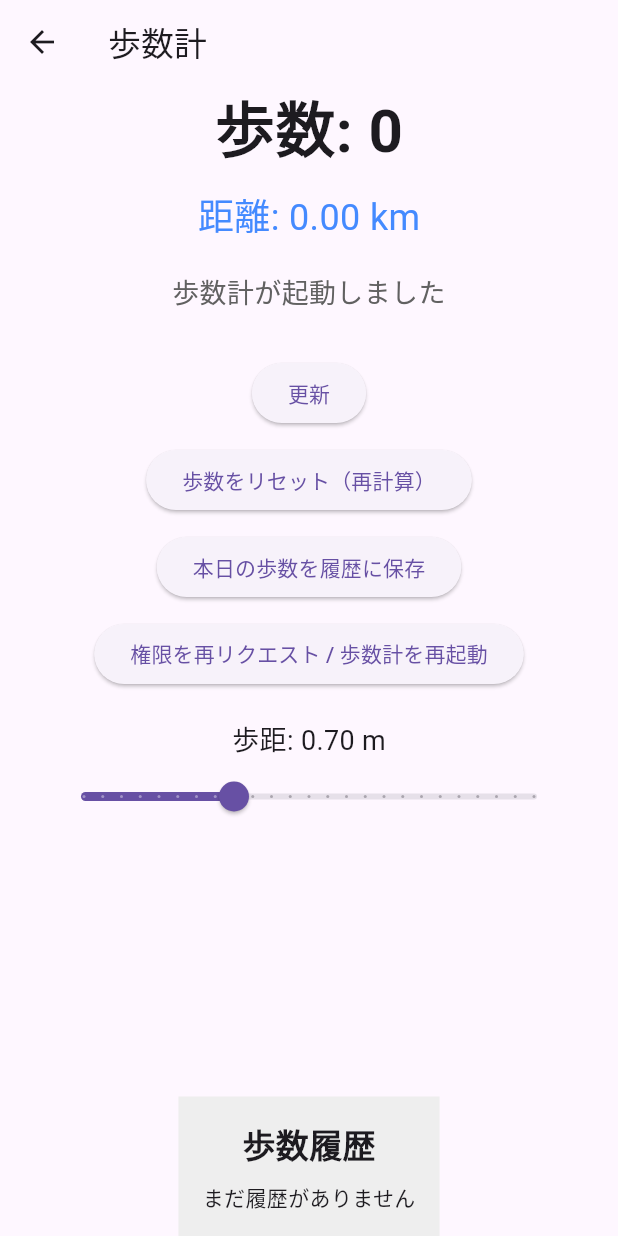
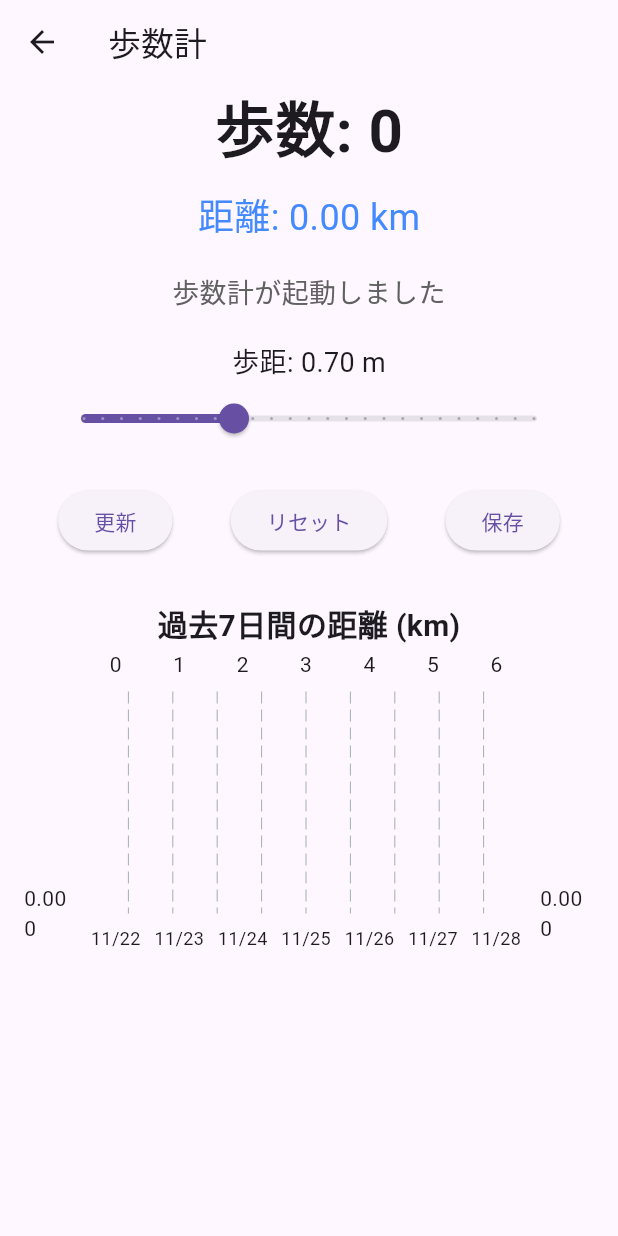
Before and after one commit to kurohero1/test, a Flutter app: the PedometerPage screen opened directly, on a phone screen of 412 x 824 dp. Run offline on Flutter 3.47's test engine with Material 3 defaults, Android fonts, the phone set to English and light mode, and no system bars; drawn by our look-alikes of fl_chart; our stand-ins replace pedometer, permission_handler, shared_preferences; accounts and stored records are empty.

Commit message:
Add distance gragh

```diff
--- a/lib/pedometer_page.dart
+++ b/lib/pedometer_page.dart
@@ -4,6 +4,7 @@ import 'package:pedometer/pedometer.dart';
 import 'package:shared_preferences/shared_preferences.dart';
 import 'dart:convert';
 import 'dart:async';
+import 'package:fl_chart/fl_chart.dart'; // 追加：グラフ用
 
 class PedometerPage extends StatefulWidget {
   @override
@@ -151,6 +152,36 @@ class _PedometerPageState extends State<PedometerPage> {
     await prefs.setDouble("step_length", _stepLength);
   }
 
+  /// 過去7日間の距離データを作成（fl_chart 0.60+対応）
+  List<BarChartGroupData> _getLast7DaysDistanceData() {
+  List<BarChartGroupData> list = [];
+  DateTime today = DateTime.now();
+
+  for (int i = 6; i >= 0; i--) {
+    DateTime day = today.subtract(Duration(days: i));
+    String key = "${day.year}-${day.month}-${day.day}";
+    int steps = _history[key] ?? 0;
+    double distanceKm = steps * _stepLength / 1000;
+
+    list.add(
+      BarChartGroupData(
+        x: 6 - i,
+        barRods: [
+          BarChartRodData(
+            toY: distanceKm,                     // 旧 y → 新 toY
+            color: Colors.blueAccent,            // 旧 colors → 新 color
+            width: 16,
+            borderRadius: BorderRadius.circular(4),
+          ),
+        ],
+      ),
+    );
+  }
+
+  return list;
+}
+
+
   @override
   Widget build(BuildContext context) {
     int displaySteps = _rawSteps - _baselineSteps;
@@ -185,39 +216,12 @@ class _PedometerPageState extends State<PedometerPage> {
                       style: TextStyle(fontSize: 18, color: Colors.grey[700]),
                       textAlign: TextAlign.center,
                     ),
-                    SizedBox(height: 30),
-
-                    // 手動更新ボタン
-                    ElevatedButton(
-                      onPressed: _refreshSteps,
-                      child: Text("更新"),
-                    ),
-                    SizedBox(height: 10),
-                    // リセットボタン
-                    ElevatedButton(
-                      onPressed: _resetSteps,
-                      child: Text("歩数をリセット（再計算）"),
-                    ),
-                    SizedBox(height: 10),
-                    // 今日の歩数保存
-                    ElevatedButton(
-                      onPressed: _saveTodaySteps,
-                      child: Text("本日の歩数を履歴に保存"),
-                    ),
-                    SizedBox(height: 10),
-                    // 権限再取得 / 歩数計再起動
-                    ElevatedButton(
-                      onPressed: _requestPermissionAndInitPedometer,
-                      child: Text("権限を再リクエスト / 歩数計を再起動"),
-                    ),
-
                     SizedBox(height: 20),
                     // 歩距Slider
                     Padding(
                       padding: EdgeInsets.symmetric(horizontal: 30),
                       child: Column(
                         children: [
-                          // 現在の歩距表示
                           Text(
                             "歩距: ${_stepLength.toStringAsFixed(2)} m",
                             style: TextStyle(fontSize: 18),
@@ -235,35 +239,60 @@ class _PedometerPageState extends State<PedometerPage> {
                         ],
                       ),
                     ),
+                    SizedBox(height: 20),
+                    // ボタン群
+                    Row(
+                      mainAxisAlignment: MainAxisAlignment.spaceEvenly,
+                      children: [
+                        ElevatedButton(onPressed: _refreshSteps, child: Text("更新")),
+                        ElevatedButton(onPressed: _resetSteps, child: Text("リセット")),
+                        ElevatedButton(onPressed: _saveTodaySteps, child: Text("保存")),
+                      ],
+                    ),
+                    SizedBox(height: 30),
+                    // ===== 過去7日間の距離グラフ =====
+                    Padding(
+                      padding: EdgeInsets.symmetric(horizontal: 16),
+                      child: Column(
+                        children: [
+                          Text("過去7日間の距離 (km)",
+                              style: TextStyle(fontSize: 20, fontWeight: FontWeight.bold)),
+                          SizedBox(
+                            height: 200,
+                            child: BarChart(
+                              BarChartData(
+                                alignment: BarChartAlignment.spaceAround,
+                                maxY: (_getLast7DaysDistanceData().map((e) => e.barRods.first.toY).fold(0.0, (a,b)=>a>b?a:b) * 1.2),
+                                titlesData: FlTitlesData(
+                                  bottomTitles: AxisTitles(
+                                    sideTitles: SideTitles(
+                                      showTitles: true,
+                                      getTitlesWidget: (value, meta) {
+                                        DateTime day = DateTime.now().subtract(Duration(days: 6 - value.toInt()));
+                                        return SideTitleWidget(
+                                          axisSide: meta.axisSide,
+                                          child: Text("${day.month}/${day.day}", style: TextStyle(fontSize: 12)),
+                                        );
+                                      },
+                                    ),
+                                  ),
+                                  leftTitles: AxisTitles(
+                                    sideTitles: SideTitles(showTitles: true, reservedSize: 40),
+                                  ),
+                                ),
+                                borderData: FlBorderData(show: false),
+                                barGroups: _getLast7DaysDistanceData(),
+                              ),
+                            ),
+                          ),
+                        ],
+                      ),
+                    ),
                   ],
                 ),
               ),
             ),
           ),
-
-          // 歩数履歴表示
-          Container(
-            padding: EdgeInsets.all(16),
-            color: Colors.grey[200],
-            child: Column(
-              children: [
-                Text("歩数履歴",
-                    style:
-                        TextStyle(fontSize: 22, fontWeight: FontWeight.bold)),
-                SizedBox(height: 10),
-                _history.isEmpty
-                    ? Text("まだ履歴がありません")
-                    : Column(
-                        children: _history.entries.map((entry) {
-                          return ListTile(
-                            title: Text("${entry.key}"),
-                            trailing: Text("${entry.value} 歩"),
-                          );
-                        }).toList(),
-                      ),
-              ],
-            ),
-          )
         ],
       ),
     );
--- a/pubspec.yaml
+++ b/pubspec.yaml
@@ -34,6 +34,7 @@ dependencies:
   pedometer: ^4.0.1
   permission_handler: ^12.0.1
   shared_preferences: ^2.2.2
+  fl_chart: ^0.60.0
   # The following adds the Cupertino Icons font to your application.
   # Use with the CupertinoIcons class for iOS style icons.
   url_launcher: ^6.1.10
```
Also changed, not shown: pubspec.lock.
